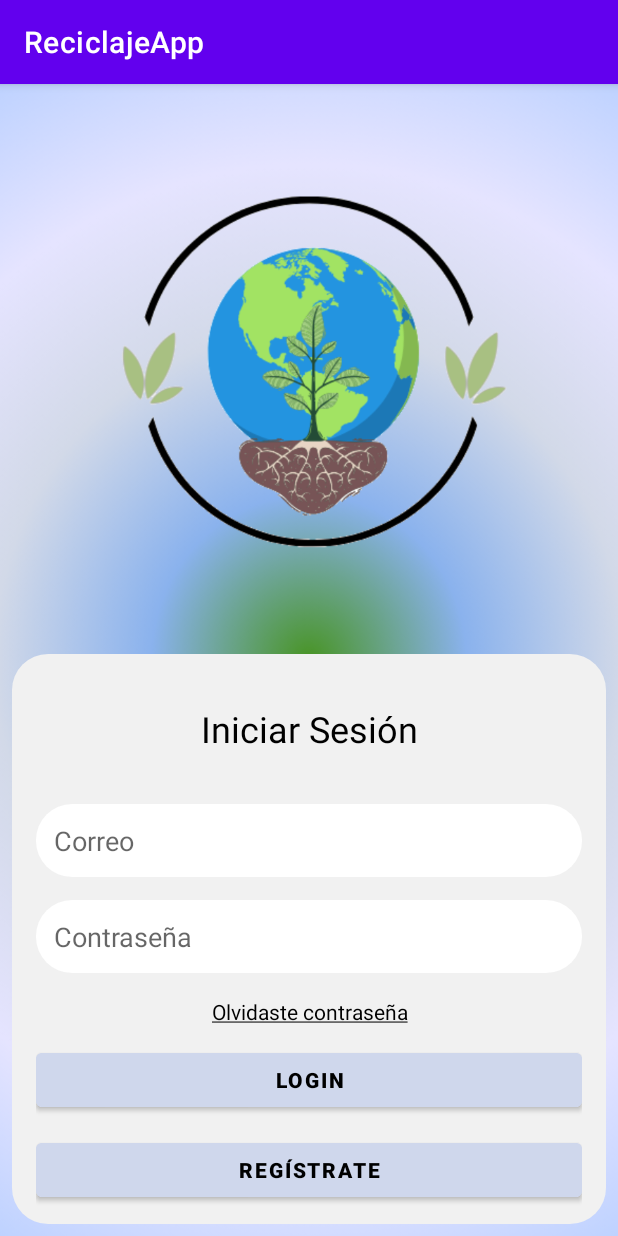
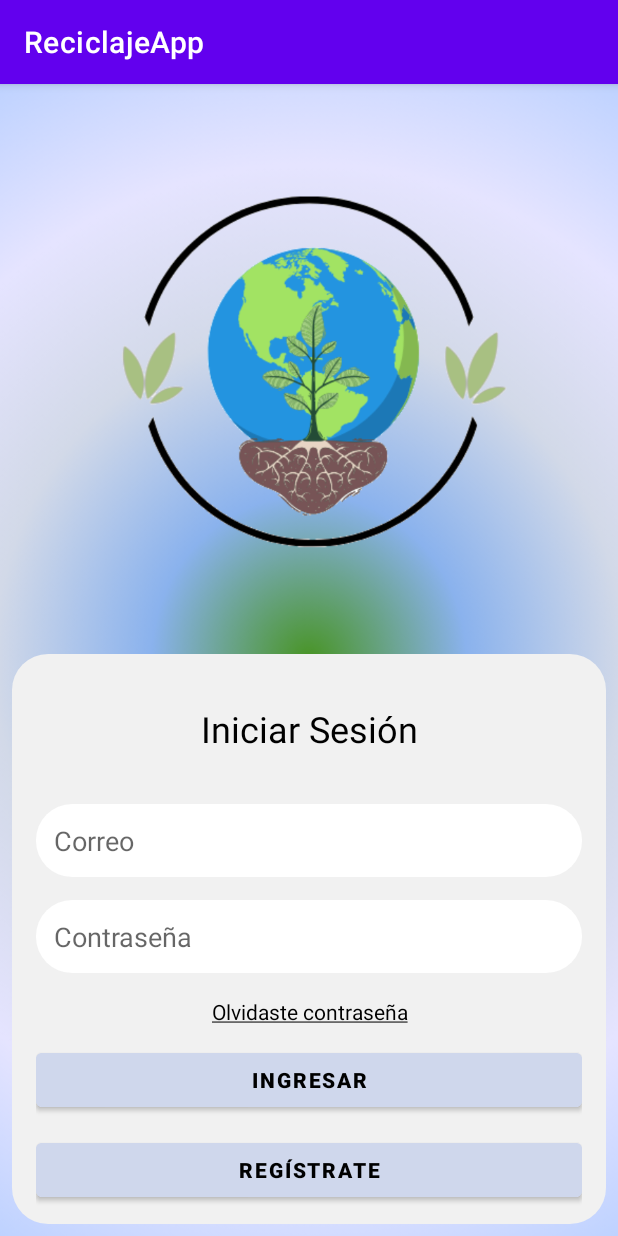
Before and after one commit to app-ventas/ReciclajeApp, an Android app: the screen it shows after launch (LoginActivity), on a phone screen of 412 x 824 dp. Run offline under Robolectric (Android 15) with nearby library versions, the phone set to English and light mode, and no system bars; our stand-ins replace Firebase (no records; nobody signed in at launch, a user with empty details on screens opened directly), navigation-ui.

Commit message:
Update activity_login.xml
Cambio de label a boton

```diff
--- a/app/src/main/res/layout/activity_login.xml
+++ b/app/src/main/res/layout/activity_login.xml
@@ -94,7 +94,7 @@
             android:layout_gravity="center"
             android:layout_marginTop="12dp"
             android:layout_marginBottom="12dp"
-            android:text="Login"
+            android:text="Ingresar"
             android:textColor="@color/black"
             android:backgroundTint="@color/colorPrimary"
             android:textStyle="bold"/>
```
